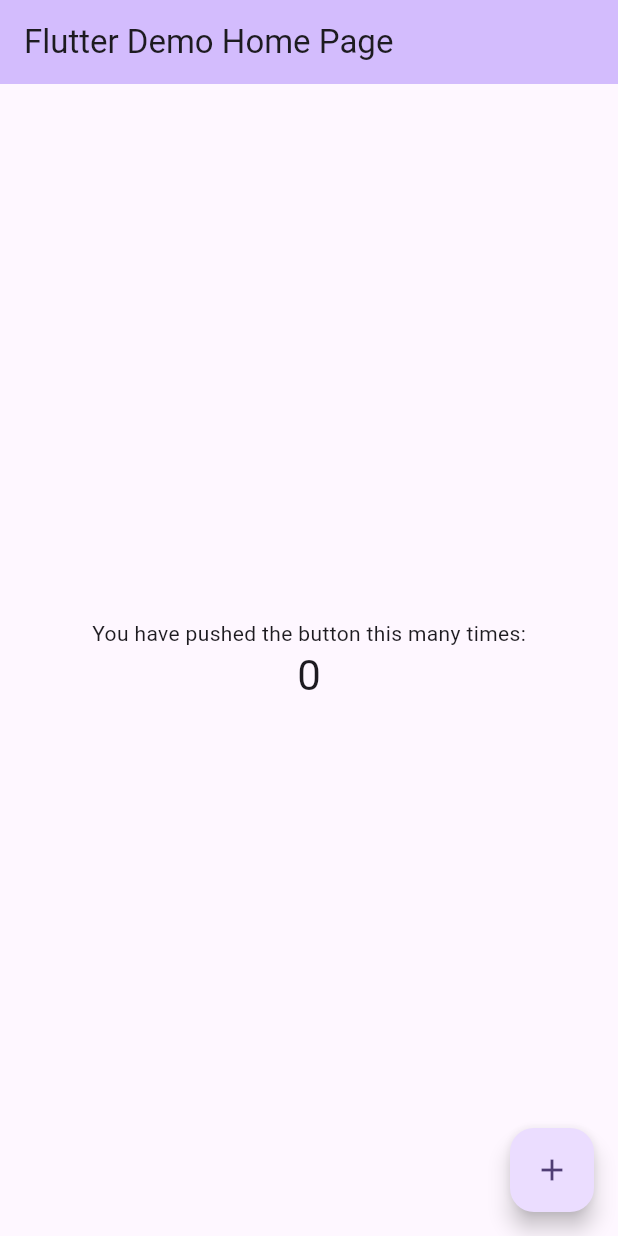
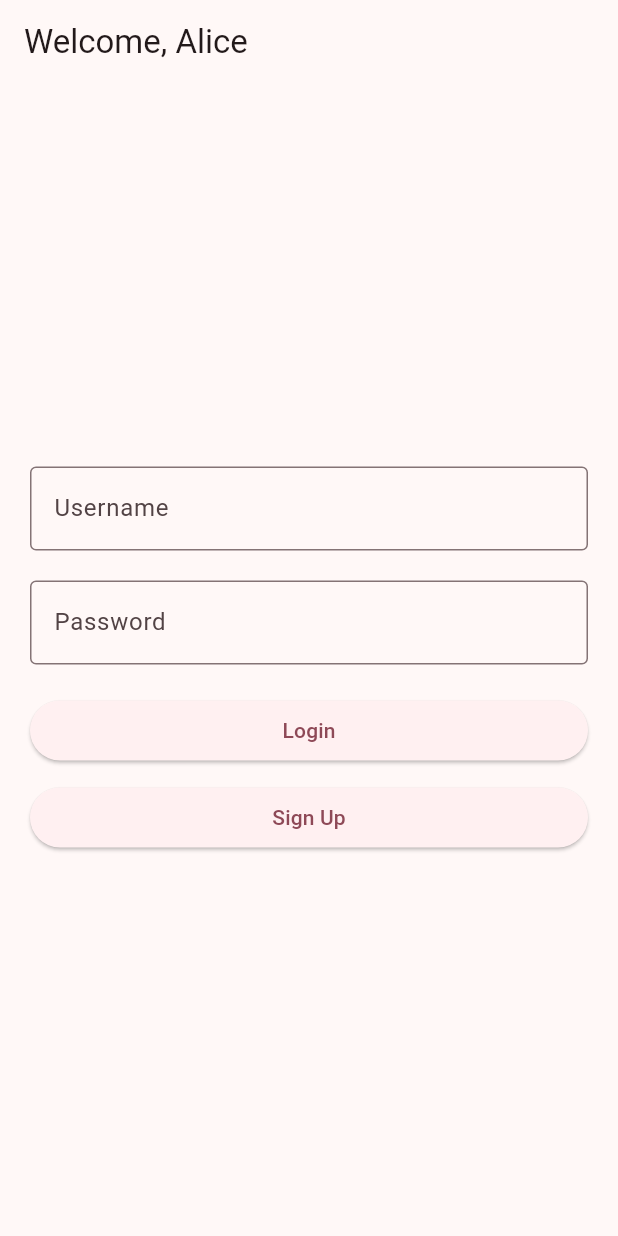
Before and after one commit to LamYiYong/MentorHub, a Flutter app: the screen it shows after launch, on a phone screen of 412 x 824 dp. Run offline on Flutter 3.47's test engine with Material 3 defaults, Android fonts, the phone set to English and light mode, and no system bars.

Commit message:
login and sign up page ui done

```diff
--- a/lib/main.dart
+++ b/lib/main.dart
@@ -7,116 +7,168 @@ void main() {
 class MyApp extends StatelessWidget {
   const MyApp({super.key});
 
-  // This widget is the root of your application.
   @override
   Widget build(BuildContext context) {
     return MaterialApp(
-      title: 'Flutter Demo',
+      title: 'Simple Login UI',
       theme: ThemeData(
-        // This is the theme of your application.
-        //
-        // TRY THIS: Try running your application with "flutter run". You'll see
-        // the application has a purple toolbar. Then, without quitting the app,
-        // try changing the seedColor in the colorScheme below to Colors.green
-        // and then invoke "hot reload" (save your changes or press the "hot
-        // reload" button in a Flutter-supported IDE, or press "r" if you used
-        // the command line to start the app).
-        //
-        // Notice that the counter didn't reset back to zero; the application
-        // state is not lost during the reload. To reset the state, use hot
-        // restart instead.
-        //
-        // This works for code too, not just values: Most code changes can be
-        // tested with just a hot reload.
-        colorScheme: ColorScheme.fromSeed(seedColor: Colors.deepPurple),
+        colorScheme: ColorScheme.fromSeed(seedColor: Colors.pink),
       ),
-      home: const MyHomePage(title: 'Flutter Demo Home Page'),
+      home: const LoginPage(),
     );
   }
 }
 
-class MyHomePage extends StatefulWidget {
-  const MyHomePage({super.key, required this.title});
-
-  // This widget is the home page of your application. It is stateful, meaning
-  // that it has a State object (defined below) that contains fields that affect
-  // how it looks.
-
-  // This class is the configuration for the state. It holds the values (in this
-  // case the title) provided by the parent (in this case the App widget) and
-  // used by the build method of the State. Fields in a Widget subclass are
-  // always marked "final".
-
-  final String title;
-
-  @override
-  State<MyHomePage> createState() => _MyHomePageState();
-}
-
-class _MyHomePageState extends State<MyHomePage> {
-  int _counter = 0;
-
-  void _incrementCounter() {
-    setState(() {
-      // This call to setState tells the Flutter framework that something has
-      // changed in this State, which causes it to rerun the build method below
-      // so that the display can reflect the updated values. If we changed
-      // _counter without calling setState(), then the build method would not be
-      // called again, and so nothing would appear to happen.
-      _counter++;
-    });
-  }
+class LoginPage extends StatelessWidget {
+  const LoginPage({super.key});
 
   @override
   Widget build(BuildContext context) {
-    // This method is rerun every time setState is called, for instance as done
-    // by the _incrementCounter method above.
-    //
-    // The Flutter framework has been optimized to make rerunning build methods
-    // fast, so that you can just rebuild anything that needs updating rather
-    // than having to individually change instances of widgets.
     return Scaffold(
-      appBar: AppBar(
-        // TRY THIS: Try changing the color here to a specific color (to
-        // Colors.amber, perhaps?) and trigger a hot reload to see the AppBar
-        // change color while the other colors stay the same.
-        backgroundColor: Theme.of(context).colorScheme.inversePrimary,
-        // Here we take the value from the MyHomePage object that was created by
-        // the App.build method, and use it to set our appbar title.
-        title: Text(widget.title),
-      ),
-      body: Center(
-        // Center is a layout widget. It takes a single child and positions it
-        // in the middle of the parent.
+      appBar: AppBar(title: const Text("Welcome, Alice")),
+      body: Padding(
+        padding: const EdgeInsets.all(20.0),
         child: Column(
-          // Column is also a layout widget. It takes a list of children and
-          // arranges them vertically. By default, it sizes itself to fit its
-          // children horizontally, and tries to be as tall as its parent.
-          //
-          // Column has various properties to control how it sizes itself and
-          // how it positions its children. Here we use mainAxisAlignment to
-          // center the children vertically; the main axis here is the vertical
-          // axis because Columns are vertical (the cross axis would be
-          // horizontal).
-          //
-          // TRY THIS: Invoke "debug painting" (choose the "Toggle Debug Paint"
-          // action in the IDE, or press "p" in the console), to see the
-          // wireframe for each widget.
           mainAxisAlignment: MainAxisAlignment.center,
-          children: <Widget>[
-            const Text('You have pushed the button this many times:'),
-            Text(
-              '$_counter',
-              style: Theme.of(context).textTheme.headlineMedium,
+          children: [
+            // Username field
+            const TextField(
+              autofocus: false,
+              decoration: InputDecoration(
+                labelText: "Username",
+                border: OutlineInputBorder(),
+              ),
+            ),
+            const SizedBox(height: 20),
+            // Password field
+            const TextField(
+              autofocus: false,
+              obscureText: true,
+              decoration: InputDecoration(
+                labelText: "Password",
+                border: OutlineInputBorder(),
+              ),
+            ),
+            const SizedBox(height: 20),
+            // Login button
+            SizedBox(
+              width: double.infinity,
+              child: ElevatedButton(
+                onPressed: () {}, // no action, UI only
+                child: const Text("Login"),
+              ),
+            ),
+            const SizedBox(height: 10),
+            SizedBox(
+              width: double.infinity,
+              child: ElevatedButton(
+                onPressed: () {
+                  Navigator.push(
+                    context,
+                    MaterialPageRoute(builder: (context) => const SignUpPage()),
+                  );
+                },
+                child: const Text("Sign Up"),
+              ),
             ),
           ],
         ),
       ),
-      floatingActionButton: FloatingActionButton(
-        onPressed: _incrementCounter,
-        tooltip: 'Increment',
-        child: const Icon(Icons.add),
-      ), // This trailing comma makes auto-formatting nicer for build methods.
     );
   }
 }
+
+class SignUpPage extends StatelessWidget {
+  const SignUpPage({super.key});
+
+  @override
+  Widget build(BuildContext context) {
+    return Scaffold(
+      appBar: AppBar(title: const Text("Create Account")),
+      body: Padding(
+        padding: const EdgeInsets.all(20.0),
+        child: SingleChildScrollView(
+          child: Column(
+            mainAxisAlignment: MainAxisAlignment.center,
+            children: [
+              // Full Name
+              const TextField(
+                decoration: InputDecoration(
+                  labelText: "Full Name",
+                  border: OutlineInputBorder(),
+                ),
+              ),
+              const SizedBox(height: 20),
+
+              // Email
+              const TextField(
+                decoration: InputDecoration(
+                  labelText: "Email",
+                  border: OutlineInputBorder(),
+                ),
+              ),
+              const SizedBox(height: 20),
+
+              // Username
+              const TextField(
+                decoration: InputDecoration(
+                  labelText: "Username",
+                  border: OutlineInputBorder(),
+                ),
+              ),
+              const SizedBox(height: 20),
+
+              // Password
+              const TextField(
+                obscureText: true,
+                decoration: InputDecoration(
+                  labelText: "Password",
+                  border: OutlineInputBorder(),
+                ),
+              ),
+              const SizedBox(height: 20),
+
+              // Confirm Password
+              const TextField(
+                obscureText: true,
+                decoration: InputDecoration(
+                  labelText: "Confirm Password",
+                  border: OutlineInputBorder(),
+                ),
+              ),
+              const SizedBox(height: 20),
+
+              // Sign Up button
+              SizedBox(
+                width: double.infinity,
+                height: 50,
+                child: ElevatedButton(
+                  onPressed: () {}, // UI only
+                  child: const Text("Sign Up"),
+                ),
+              ),
+
+              const SizedBox(height: 10),
+
+              Row(
+                mainAxisAlignment: MainAxisAlignment.center,
+                children: [
+                  const Text("Already have an account? "),
+                  TextButton(
+                    onPressed: () {
+                      Navigator.pop(context); // navigate back to login page
+                    },
+                    child: const Text(
+                      "Login",
+                      style: TextStyle(fontWeight: FontWeight.bold),
+                    ),
+                  ),
+                ],
+              ),
+            ],
+          ),
+        ),
+      ),
+    );
+  }
+}
```
